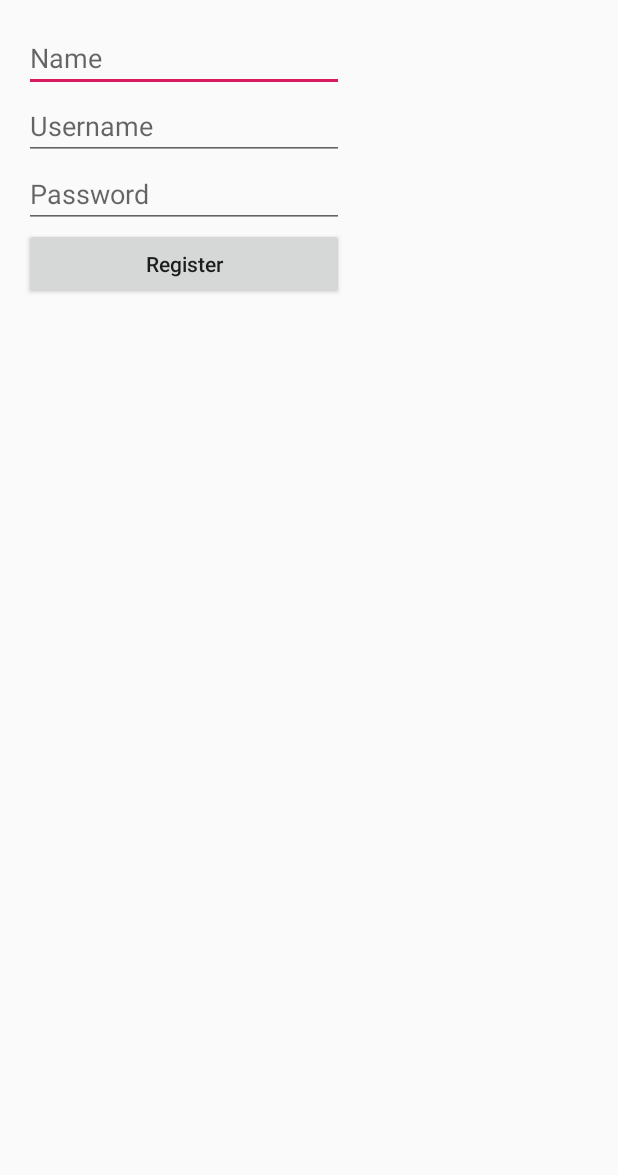
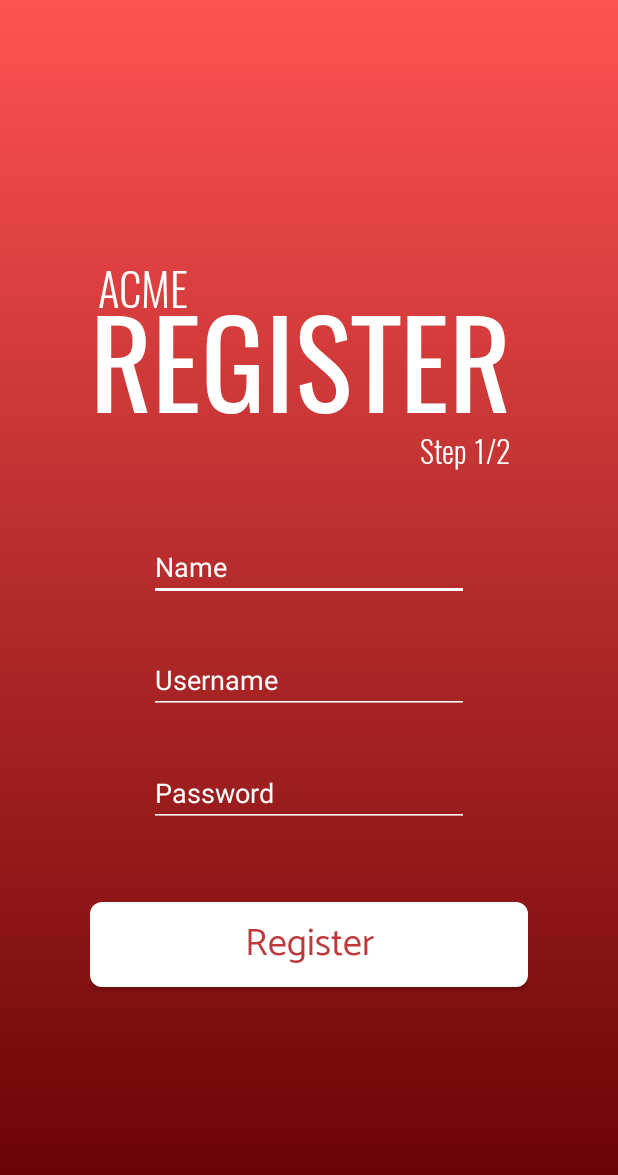
Before and after one commit to DiogoDores/feup-cmov, an Android app: the RegisterActivity screen opened directly, with no data from a screen before it, on a phone screen of 412 x 824 dp. Shown: the top 1175 px of the screen. Run offline under Robolectric (Android 15) with nearby library versions, the phone set to English and light mode, and no system bars; our stand-ins replace Volley; network calls fail.

Commit message:
Added Register frontend

```diff
--- a/AcmeSupermarket/AcmeSupermarket/app/src/main/res/layout/activity_register.xml
+++ b/AcmeSupermarket/AcmeSupermarket/app/src/main/res/layout/activity_register.xml
@@ -5,37 +5,93 @@
     android:layout_width="match_parent"
     android:layout_height="match_parent"
     android:orientation="vertical"
-    android:padding="16dp"
+    android:gravity="center"
+    android:background="@drawable/gradient"
+    android:paddingLeft="60dp"
+    android:paddingRight="60dp"
     tools:context=".RegisterActivity">
+
+    <RelativeLayout
+        android:layout_width="match_parent"
+        android:layout_height="wrap_content"
+        android:layout_marginBottom="30dip">
+
+        <TextView
+            android:layout_width="240dp"
+            android:layout_height="42dp"
+            android:fontFamily="@font/oswald_light"
+            android:layout_marginLeft="5dp"
+            android:text="@string/app_title"
+            android:textColor="#FFFFFF"
+            android:textSize="30sp" />
+
+        <TextView
+            android:id="@+id/login_title"
+            android:layout_width="wrap_content"
+            android:layout_height="113dp"
+            android:layout_marginTop="5dp"
+            android:fontFamily="@font/oswald"
+            android:text="@string/register_button_confirm"
+            android:textAllCaps="true"
+            android:textColor="#FFFFFF"
+            android:textSize="80sp" />
+
+        <TextView
+            android:layout_width="275dp"
+            android:layout_height="42dp"
+            android:layout_below="@+id/login_title"
+            android:layout_marginLeft="5dp"
+            android:layout_marginTop="-1dp"
+            android:fontFamily="@font/oswald_light"
+            android:gravity="right"
+            android:text="Step 1/2"
+            android:textColor="#FFFFFF"
+            android:textSize="20sp" />
+    </RelativeLayout>
 
     <EditText
         android:id="@+id/edit_register_name"
         android:layout_width="wrap_content"
         android:layout_height="wrap_content"
+        android:layout_marginBottom="30dip"
         android:ems="10"
+        android:textColorHint="@color/textColorWhite"
         android:hint="@string/register_name_hint"
+        android:backgroundTint="@color/textColorWhite"
         android:inputType="textPersonName" />
 
     <EditText
         android:id="@+id/edit_register_username"
         android:layout_width="wrap_content"
         android:layout_height="wrap_content"
+        android:layout_marginBottom="30dip"
         android:ems="10"
+        android:textColorHint="@color/textColorWhite"
         android:hint="@string/all_username_hint"
+        android:backgroundTint="@color/textColorWhite"
         android:inputType="textPersonName" />
 
     <EditText
         android:id="@+id/edit_register_password"
         android:layout_width="wrap_content"
         android:layout_height="wrap_content"
+        android:layout_marginBottom="50dip"
         android:ems="10"
+        android:textColorHint="@color/textColorWhite"
         android:hint="@string/all_password_hint"
+        android:backgroundTint="@color/textColorWhite"
         android:inputType="textPassword" />
 
     <Button
         android:id="@+id/button_register_confirm"
-        android:layout_width="213dp"
+        android:layout_width="match_parent"
         android:layout_height="wrap_content"
-        android:text="@string/register_button_confirm" />
+        android:paddingVertical="7dip"
+        android:background="@drawable/roundedbutton"
+        android:text="@string/register_button_confirm"
+        android:textColor="@color/textColorPink"
+        android:fontFamily="@font/catamaran"
+        android:includeFontPadding="false"
+        android:textSize="25sp" />
 
 </LinearLayout>
```
